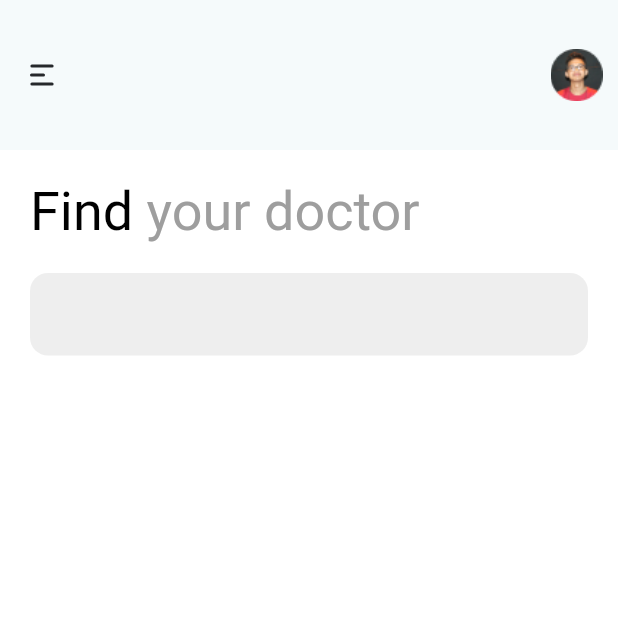
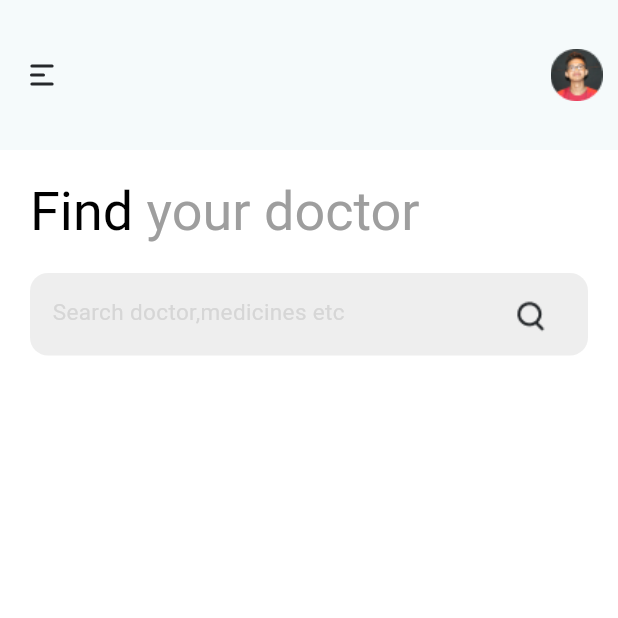
Before and after one commit to laragrace30/doctor_app, a Flutter app: the screen it shows after launch, on a phone screen of 412 x 824 dp, the top half of it. Run offline on Flutter 3.47's test engine with Material 2 defaults, Android fonts, the phone set to English and light mode, and no system bars; our stand-ins replace flutter_svg, google_fonts.

Commit message:
Merged collaborator's changes and resolved conflicts

```diff
--- a/lib/screens/home_screen.dart
+++ b/lib/screens/home_screen.dart
@@ -62,12 +62,24 @@ class HomeScreen extends StatelessWidget {
                 ),
                 Container(
                   height: 55,
+                  width: 500,
                   padding: const EdgeInsets.all(15),
                   decoration: BoxDecoration(
                     borderRadius: BorderRadius.circular(12),
                     color: Colors.grey.shade200,
-                      )
+                    image: const DecorationImage(
+                      image: AssetImage('assets/images/Search.png'),
+                      alignment: AlignmentDirectional(0.85, 0.1)),
+                      ),
+                      child: Text(
+                        'Search doctor,medicines etc',
+                        style: GoogleFonts.roboto(
+                        fontWeight: FontWeight.normal,
+                        color: Colors.grey[350],
+                        fontSize: 15,
+                      ),
                   ),
+                ),
               ],
             )
           ],
```
Also changed, not shown: lib/components/horizontal_menu.dart (added, +13 -0 lines).
